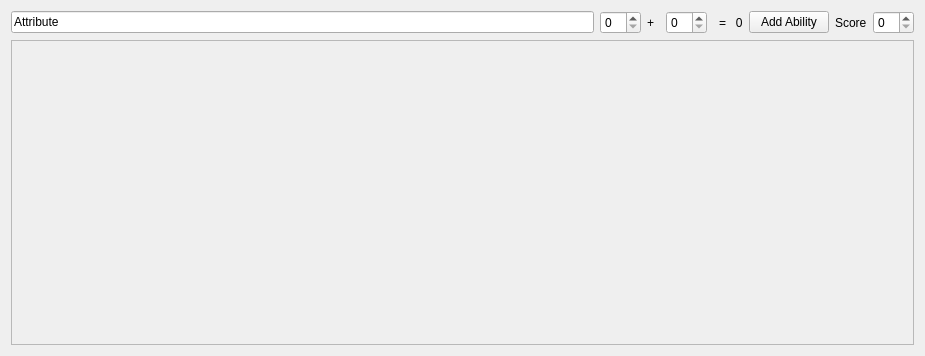
Michael-A-D/HelloWorlds, file attributeform.ui: the form before one commit.
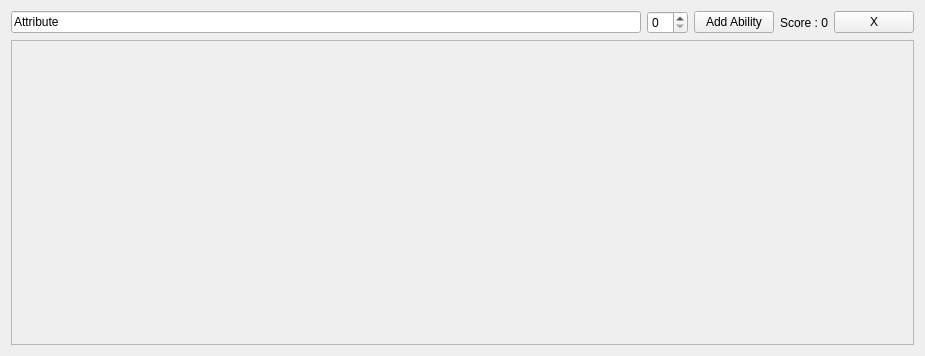
The form after the commit.

Commit message: Added delete button and improved appearance

```diff
--- a/attributeform.ui
+++ b/attributeform.ui
@@ -20,14 +20,38 @@
    <string>Form</string>
   </property>
   <layout class="QGridLayout" name="gridLayout">
-   <item row="1" column="6">
-    <widget class="QLabel" name="total">
+   <item row="0" column="2">
+    <widget class="QSpinBox" name="flatBox"/>
+   </item>
+   <item row="0" column="4">
+    <widget class="QLabel" name="score">
      <property name="text">
-      <string>=   0</string>
+      <string>Score : 0</string>
      </property>
     </widget>
    </item>
-   <item row="3" column="0" colspan="10">
+   <item row="0" column="3">
+    <widget class="QPushButton" name="pushButton">
+     <property name="text">
+      <string>Add Ability</string>
+     </property>
+    </widget>
+   </item>
+   <item row="0" column="1">
+    <widget class="QLineEdit" name="lineEdit">
+     <property name="text">
+      <string>Attribute</string>
+     </property>
+    </widget>
+   </item>
+   <item row="0" column="5">
+    <widget class="QPushButton" name="deleteButton">
+     <property name="text">
+      <string>X</string>
+     </property>
+    </widget>
+   </item>
+   <item row="1" column="1" colspan="5">
     <widget class="QScrollArea" name="scrollArea">
      <property name="sizePolicy">
       <sizepolicy hsizetype="Expanding" vsizetype="Minimum">
@@ -50,43 +74,6 @@
      </widget>
     </widget>
    </item>
-   <item row="1" column="1">
-    <widget class="QSpinBox" name="flatBox"/>
-   </item>
-   <item row="1" column="9">
-    <widget class="QSpinBox" name="scoreBox"/>
-   </item>
-   <item row="1" column="8">
-    <widget class="QLabel" name="score">
-     <property name="text">
-      <string>Score</string>
-     </property>
-    </widget>
-   </item>
-   <item row="1" column="2">
-    <widget class="QLabel" name="plus">
-     <property name="text">
-      <string>+</string>
-     </property>
-    </widget>
-   </item>
-   <item row="1" column="0">
-    <widget class="QLineEdit" name="lineEdit">
-     <property name="text">
-      <string>Attribute</string>
-     </property>
-    </widget>
-   </item>
-   <item row="1" column="7">
-    <widget class="QPushButton" name="pushButton">
-     <property name="text">
-      <string>Add Ability</string>
-     </property>
-    </widget>
-   </item>
-   <item row="1" column="4">
-    <widget class="QSpinBox" name="quadBox"/>
-   </item>
   </layout>
  </widget>
  <resources/>
```
The commit also changes 5 other files.
